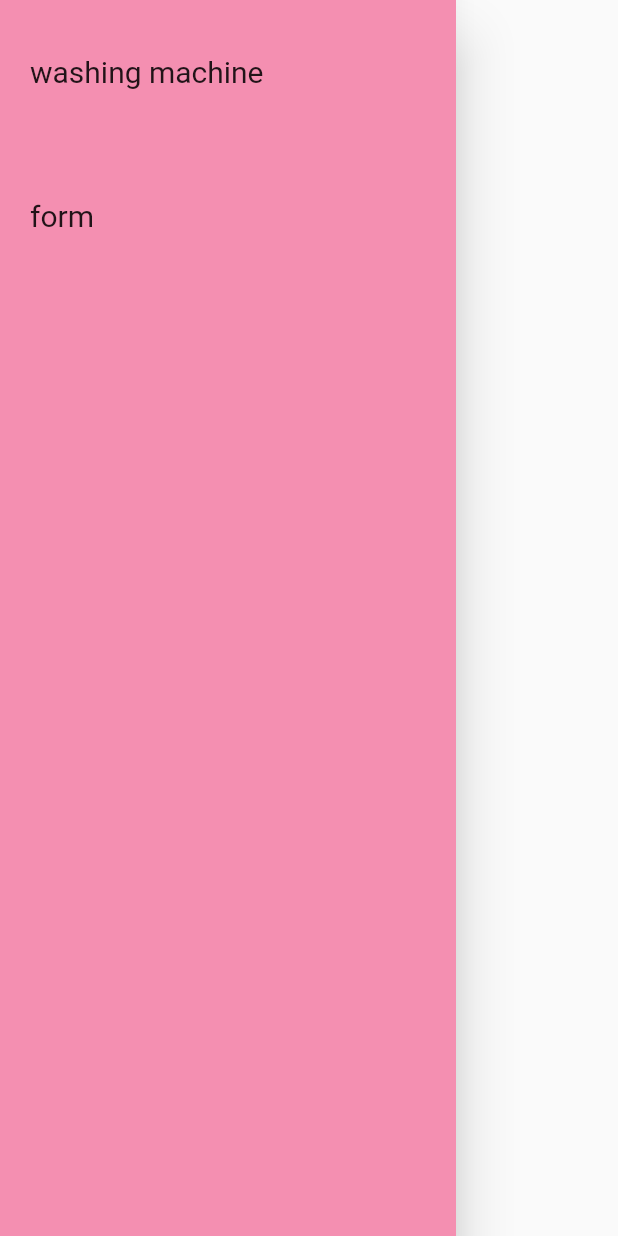
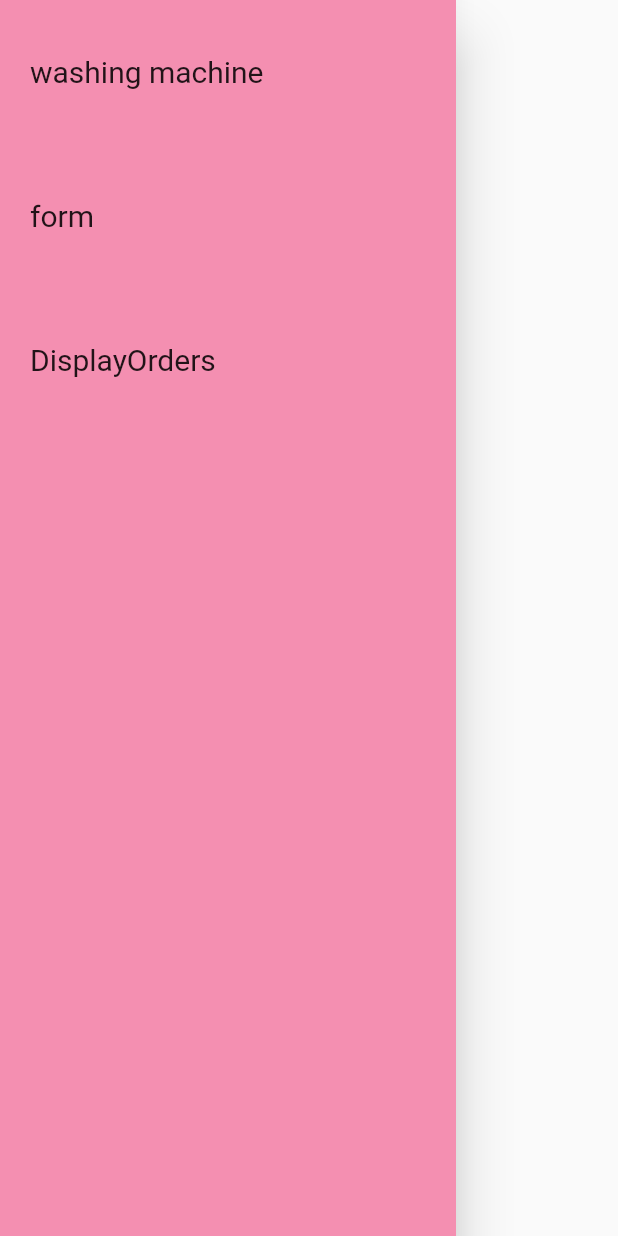
Before and after one commit to deutranium/Heibi, a Flutter app: the MainDrawer widget shown alone on an empty page, opened directly, on a phone screen of 412 x 824 dp. Run offline on Flutter 3.47's test engine with Material 2 defaults, Android fonts, the phone set to English and light mode, and no system bars; our stand-ins replace cloud_firestore, firebase_auth, flutter_signin_button, flutter_spinkit, google_sign_in; accounts and stored records are empty.

Commit message:
added stuff

```diff
--- a/from_scratch/lib/shared/dropdown.dart
+++ b/from_scratch/lib/shared/dropdown.dart
@@ -1,4 +1,5 @@
 import 'package:flutter/material.dart';
+import 'package:from_scratch/screens/services/displayOrders.dart';
 import 'package:from_scratch/screens/services/orderForm.dart';
 import 'package:from_scratch/screens/services/wash.dart';
 
@@ -35,6 +36,18 @@ class MainDrawer extends StatelessWidget {
                 }));
               },
             ),
+            ListTile(
+              contentPadding: EdgeInsets.all(20.0),
+              title: Text(
+                'DisplayOrders',
+                style: TextStyle(fontSize: 20),
+              ),
+              onTap: () {
+                Navigator.push(context, MaterialPageRoute(builder: (context) {
+                  return new DisplayOrders();
+                }));
+              },
+            ),
           ],
         ),
       ),
```
Also changed, not shown: from_scratch/lib/screens/services/displayOrders.dart (+8 -9 lines).
